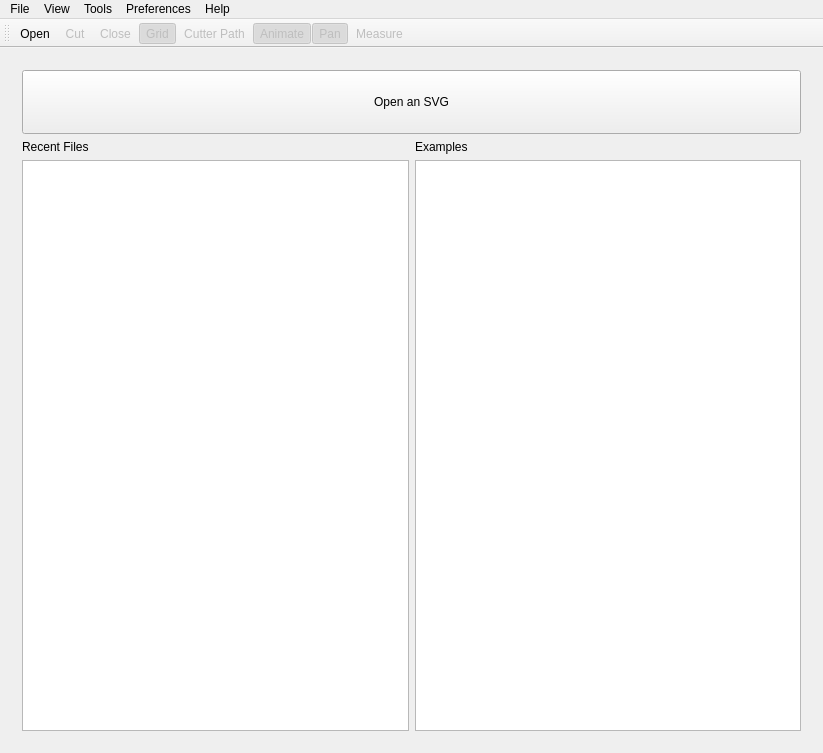
Qt form MainWindow.ui (Timmmm/robocut) before a commit.
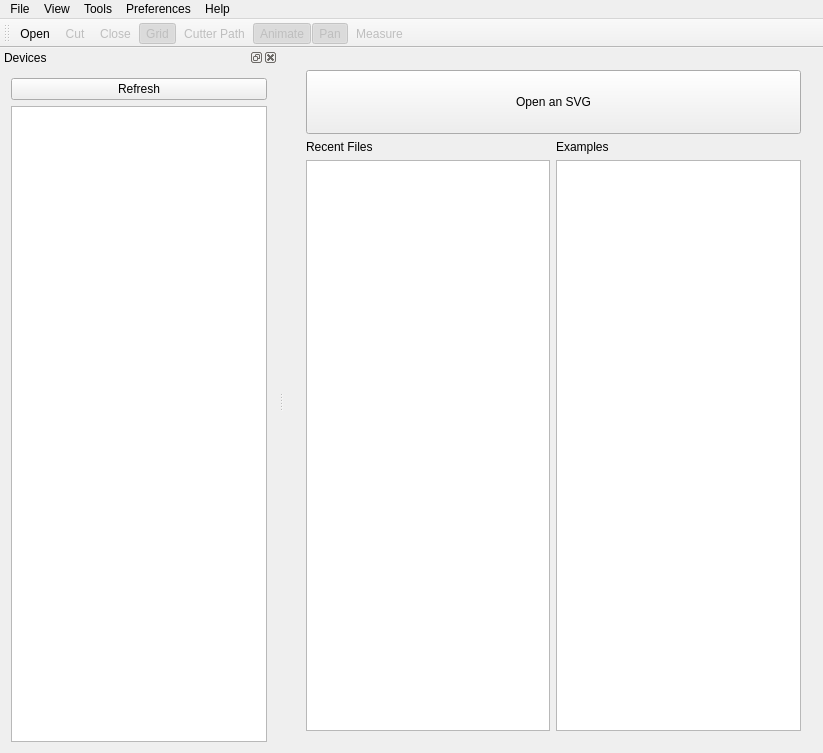
The same form after that commit. Icons and pictures are not drawn. Custom widgets are drawn as their Qt base class.

Commit message: Add devices dock to UI (not functional yet)

What changed in the file:
```diff
--- a/MainWindow.ui
+++ b/MainWindow.ui
@@ -201,6 +201,28 @@
    <addaction name="actionPan"/>
    <addaction name="actionMeasure"/>
   </widget>
+  <widget class="QDockWidget" name="devicesWidget">
+   <property name="windowTitle">
+    <string>Devices</string>
+   </property>
+   <attribute name="dockWidgetArea">
+    <number>1</number>
+   </attribute>
+   <widget class="QWidget" name="devicesWidgetContents">
+    <layout class="QVBoxLayout" name="verticalLayout_6">
+     <item>
+      <widget class="QPushButton" name="pushButton">
+       <property name="text">
+        <string>Refresh</string>
+       </property>
+      </widget>
+     </item>
+     <item>
+      <widget class="QListView" name="listView"/>
+     </item>
+    </layout>
+   </widget>
+  </widget>
   <action name="actionAbout">
    <property name="text">
     <string>About</string>
```
